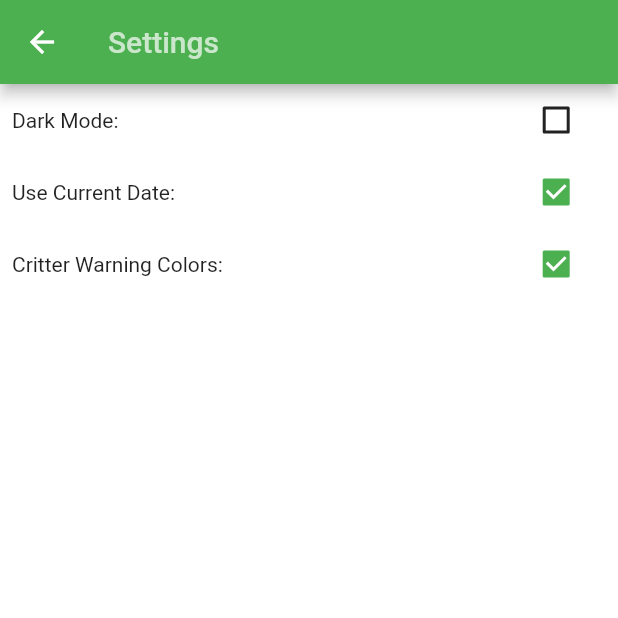
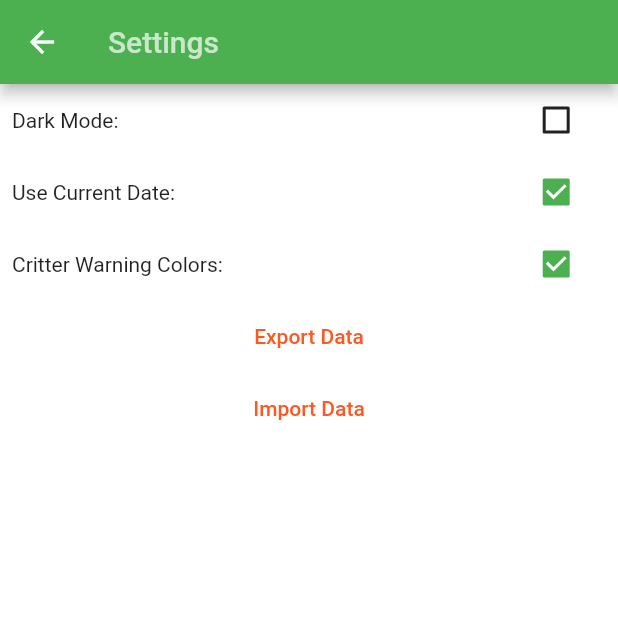
Before and after one commit to armlesswunder/accFlutter, a Flutter app: the screen it shows after launch, after a tap on the "settings" icon, on a phone screen of 412 x 824 dp, the top half of it. Run offline on Flutter 3.47's test engine with Material 2 defaults, Android fonts, the light colour scheme and no system bars; our stand-ins replace drift, shared_preferences; accounts and stored records are empty; generated files the repository leaves out were written again; statements that could not run were skipped.

Commit message:
export data

```diff
--- a/animal_crossing_catalog_flutter/lib/main.dart
+++ b/animal_crossing_catalog_flutter/lib/main.dart
@@ -1,4 +1,5 @@
 import 'dart:async';
+import 'dart:io';
 
 import 'package:animal_crossing_catalog_flutter/MyDatabase.dart';
 import 'package:flutter/material.dart';
@@ -56,6 +57,12 @@ ThemeData darkTheme = ThemeData(
 
 final ValueNotifier<ThemeMode> _notifier = ValueNotifier(ThemeMode.light);
 
+List<String> acgcTables = <String>[];
+List<String> acwwTables = <String>[];
+List<String> accfTables = <String>[];
+List<String> acnlTables = <String>[];
+List<String> acnhTables = <String>[];
+
 void main() {
   runApp(const MyApp());
 }
@@ -98,12 +105,6 @@ class _MyHomePageState extends State<MyHomePage> {
   List<String> monthDisplay = <String>["(no filter)", "January", "February", "March", "April", "May", "June", "July", "August - 1st Half", "August - 2nd Half", "September - 1st Half", "September - 2nd Half", "October", "November", "December"];
   List<String> monthValues = <String>["", "jan_", "feb_", "mar_", "apr_", "may_", "jun_", "jul_", "aug1_", "aug2_", "sep1_", "sep2_", "oct_", "nov_", "dec_"];
   int selectedMonth = 0;
-
-  List<String> acgcTables = <String>[];
-  List<String> acwwTables = <String>[];
-  List<String> accfTables = <String>[];
-  List<String> acnlTables = <String>[];
-  List<String> acnhTables = <String>[];
 
   List<List<String>> typeTables = <List<String>>[];
   List<String> typeTable = <String>[];
@@ -330,8 +331,8 @@ class _MyHomePageState extends State<MyHomePage> {
             Expanded(
               key: UniqueKey(),
               child: Scrollbar(
-                thumbVisibility: true,
-                thickness: 16.0,
+                thumbVisibility: isMobile() ? false: true,
+                thickness: isMobile() ? 0.0 : 16.0,
                 controller: _listController,
                 child: ListView.builder(
                   controller: _listController,
@@ -529,6 +530,15 @@ class _MyHomePageState extends State<MyHomePage> {
                   )
                 ],
               ),
+              TextButton(onPressed: () async {
+                var s = await db?.backupData();
+                var x = 0;
+              }, child: Text('Export Data', style: TextStyle(color: darkMode ? Colors.white70 : Colors.deepOrange),)
+              ),
+              TextButton(onPressed: () {
+
+              }, child: Text('Import Data', style: TextStyle(color: darkMode ? Colors.white70 : Colors.deepOrange),)
+              )
           ],
         )
       );
@@ -715,4 +725,8 @@ class _MyHomePageState extends State<MyHomePage> {
       ),
     );
   }
+
+  bool isMobile() {
+    return Platform.isAndroid || Platform.isIOS;
+  }
 }
```
Also changed, not shown: animal_crossing_catalog_flutter/lib/MyDatabase.dart (+78 -0 lines).
